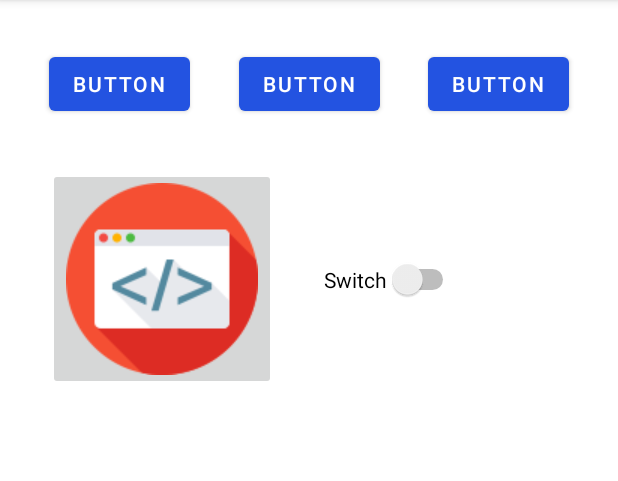
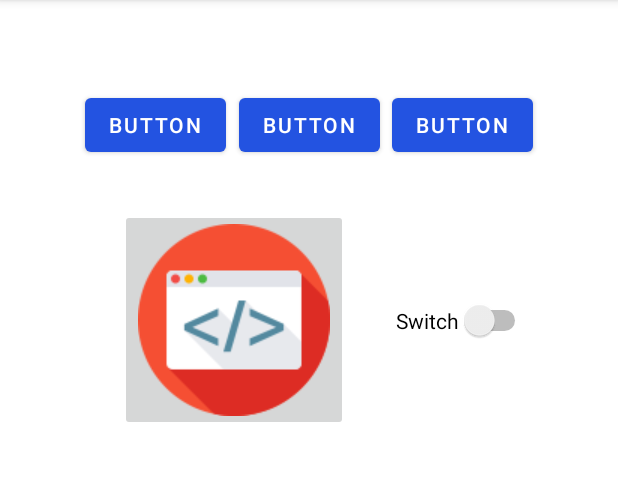
Before and after one commit to etorunski/InClassExamples_S21, an Android app: the screen it shows after launch (MainActivity), on a phone screen of 412 x 824 dp, the part 84-565 px from its top. Run offline under Robolectric (Android 15) with nearby library versions, the phone set to English and light mode, and no system bars.

Commit message:
finished week 3 tv layout

```diff
--- a/app/src/main/AndroidManifest.xml
+++ b/app/src/main/AndroidManifest.xml
@@ -2,9 +2,13 @@
 <manifest xmlns:android="http://schemas.android.com/apk/res/android"
     package="algonquin.cst2335.inclassexamples_s21">
 
+    <uses-feature android:name="android.hardware.touchscreen" android:required="false" />
+    <uses-feature android:name="android.software.leanback" android:required="true"/>
+
     <application
         android:allowBackup="true"
         android:icon="@drawable/app_icon"
+        android:banner="@drawable/untitled"
         android:label="@string/app_name"
         android:supportsRtl="true"
         android:theme="@style/Theme.InClassExamples_S21">
@@ -12,6 +16,7 @@
             <intent-filter>
                 <action android:name="android.intent.action.MAIN" />
                 <category android:name="android.intent.category.LAUNCHER" />
+                <category android:name="android.intent.category.LEANBACK_LAUNCHER" />
             </intent-filter>
         </activity>
     </application>
--- a/app/src/main/res/layout/activity_main.xml
+++ b/app/src/main/res/layout/activity_main.xml
@@ -7,39 +7,61 @@
     android:layout_width="match_parent"
     android:layout_height="match_parent"
     android:orientation="vertical"
-    tools:context=".MainActivity">
+    tools:context=".MainActivity"
+    android:layout_marginTop="27dp"
+    android:layout_marginBottom="27dp"
+    android:layout_marginLeft="48dp"
+    android:layout_marginRight="48dp"
+
+    >
 
 
     <Button
-        android:id="@+id/button4"
+        android:id="@+id/leftButton"
         android:layout_width="wrap_content"
         android:layout_height="wrap_content"
         android:layout_marginTop="32dp"
+
+        android:nextFocusLeft="@id/leftButton"
+        android:nextFocusRight="@id/middleButton"
+        android:nextFocusUp="@id/leftButton"
+        android:nextFocusDown="@id/switch1"
+
         android:text="Button"
-        app:layout_constraintEnd_toStartOf="@+id/button5"
+        app:layout_constraintEnd_toStartOf="@+id/middleButton"
         app:layout_constraintHorizontal_bias="0.5"
         app:layout_constraintStart_toStartOf="parent"
         app:layout_constraintTop_toTopOf="parent" />
 
     <Button
-        android:id="@+id/button5"
+        android:nextFocusLeft="@id/leftButton"
+        android:nextFocusRight="@id/rightButton"
+        android:nextFocusUp="@id/middleButton"
+        android:nextFocusDown="@id/switch1"
+
+        android:id="@+id/middleButton"
         android:layout_width="wrap_content"
         android:layout_height="wrap_content"
         android:text="Button"
-        app:layout_constraintEnd_toStartOf="@+id/button6"
+        app:layout_constraintEnd_toStartOf="@+id/rightButton"
         app:layout_constraintHorizontal_bias="0.5"
-        app:layout_constraintStart_toEndOf="@+id/button4"
-        app:layout_constraintTop_toTopOf="@+id/button4" />
+        app:layout_constraintStart_toEndOf="@+id/leftButton"
+        app:layout_constraintTop_toTopOf="@+id/leftButton" />
 
     <Button
-        android:id="@+id/button6"
+        android:nextFocusLeft="@id/middleButton"
+        android:nextFocusRight="@id/rightButton"
+        android:nextFocusUp="@id/rightButton"
+        android:nextFocusDown="@id/switch1"
+
+        android:id="@+id/rightButton"
         android:layout_width="wrap_content"
         android:layout_height="wrap_content"
         android:text="Button"
         app:layout_constraintEnd_toEndOf="parent"
         app:layout_constraintHorizontal_bias="0.5"
-        app:layout_constraintStart_toEndOf="@+id/button5"
-        app:layout_constraintTop_toTopOf="@+id/button5" />
+        app:layout_constraintStart_toEndOf="@+id/middleButton"
+        app:layout_constraintTop_toTopOf="@+id/middleButton" />
 
     <ImageButton
         android:id="@+id/imageButton"
@@ -48,10 +70,14 @@
         android:layout_marginStart="32dp"
         android:layout_marginTop="32dp"
         app:layout_constraintStart_toStartOf="parent"
-        app:layout_constraintTop_toBottomOf="@+id/button4"
+        app:layout_constraintTop_toBottomOf="@+id/leftButton"
         app:srcCompat="@drawable/app_icon" />
 
     <Switch
+
+        android:nextFocusUp="@id/middleButton"
+
+
         android:id="@+id/switch1"
         android:layout_width="wrap_content"
         android:layout_height="wrap_content"
```
Also changed, not shown: app/src/main/res/drawable/untitled.png (added).
